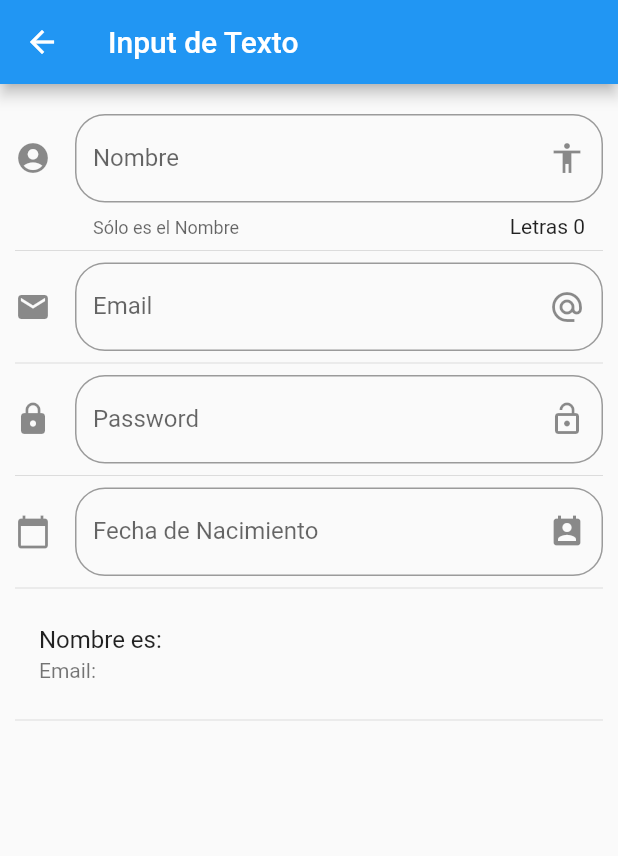
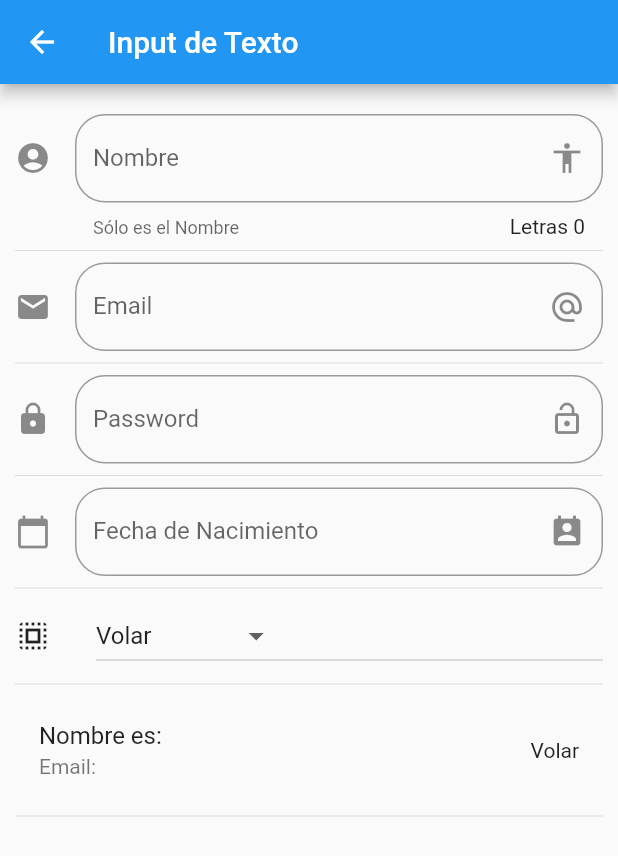
Before and after one commit to Yaniel21/flutter, a Flutter app: the screen it shows after launch, after a tap on "Inputs", on a phone screen of 412 x 824 dp. Shown: the top 856 px of the screen. Run offline on Flutter 3.47's test engine with Material 2 defaults, Android fonts, the phone set to English and light mode, and no system bars; network calls fail.

Commit message:
dropdownbutton

```diff
--- a/componentes/lib/main.dart
+++ b/componentes/lib/main.dart
@@ -1,6 +1,8 @@
 import 'package:flutter/material.dart';
 import 'package:componentes/src/routes/routes.dart';
 import 'package:componentes/src/pages/alert_page.dart';
+import 'package:flutter_localizations/flutter_localizations.dart';
+
 
 
 void main() => runApp(MyApp());
@@ -11,6 +13,19 @@ class MyApp extends StatelessWidget {
     return MaterialApp(
       title: 'Material App',
       debugShowCheckedModeBanner: false,
+      localizationsDelegates: [
+        // ... app-specific localization delegate[s] here
+        GlobalMaterialLocalizations.delegate,
+        GlobalWidgetsLocalizations.delegate,
+        GlobalCupertinoLocalizations.delegate,
+      ],
+      supportedLocales: [
+        const Locale('en', 'US'), // English, no country code
+        const Locale('es', 'ES'), // ESPAÑOL, no country code
+        //const Locale.fromSubtags(languageCode: 'es'), // Chinese *See Advanced Locales below*
+        // ... other locales the app supports
+      ],
+
       //home: HomePage(),
       initialRoute: '/',
       routes: getApplicationRoutes(),
--- a/componentes/lib/src/pages/input_page.dart
+++ b/componentes/lib/src/pages/input_page.dart
@@ -9,6 +9,9 @@ class _InputPageState extends State<InputPage> {
   String _nombre = '';
   String _email = '';
   String _fecha = '';
+  String _opcionSeleccionada = 'Volar';
+
+  List<String> _poderes = ['Volar', 'Raxos X', 'Super Aliento', 'Super Fuerza'];
 
   TextEditingController _inputFieldDateController = new TextEditingController();
   @override
@@ -27,6 +30,8 @@ class _InputPageState extends State<InputPage> {
           _crearPassword(),
           Divider(),
           _crearFecha(context),
+          Divider(),
+          _crearDropdown(),
           Divider(),
           _crearPersona(),
           Divider(),
@@ -60,6 +65,7 @@ class _InputPageState extends State<InputPage> {
     return ListTile(
       title: Text('Nombre es: $_nombre'),
       subtitle: Text('Email: $_email'),
+      trailing: Text(_opcionSeleccionada),
     );
   }
 
@@ -123,14 +129,47 @@ class _InputPageState extends State<InputPage> {
       initialDate: new DateTime.now(),
       firstDate: new DateTime(2018),
       lastDate: new DateTime(2025),
+      locale: Locale('es', 'ES'),
     );
 
     if (picked != null) {
       setState(() {
         _fecha = picked.toString();
         _inputFieldDateController.text = _fecha;
-
       });
     }
   }
+
+  List<DropdownMenuItem<String>> getOpcionesDropdown() {
+    List<DropdownMenuItem<String>> lista = new List();
+    _poderes.forEach((poder) {
+      lista.add(DropdownMenuItem(
+        child: Text(poder),
+        value: poder,
+      ));
+    });
+
+    return lista;
+  }
+
+  Widget _crearDropdown() {
+    return Row(
+      children: <Widget>[
+        Icon(Icons.select_all),
+        SizedBox(width:30.0),
+        Expanded(
+            child: DropdownButton(
+            value: _opcionSeleccionada,
+            items: getOpcionesDropdown(),
+            onChanged: (opt) {
+              setState(() {
+                  _opcionSeleccionada = opt;
+                }
+              );
+            },
+          ),
+        ),
+      ],
+    );
+  }
 }
--- a/componentes/pubspec.yaml
+++ b/componentes/pubspec.yaml
@@ -23,6 +23,10 @@ environment:
 dependencies:
   flutter:
     sdk: flutter
+
+  flutter_localizations:
+    sdk: flutter
+
 
 
   # The following adds the Cupertino Icons font to your application.
```
Also changed, not shown: componentes/pubspec.lock.
